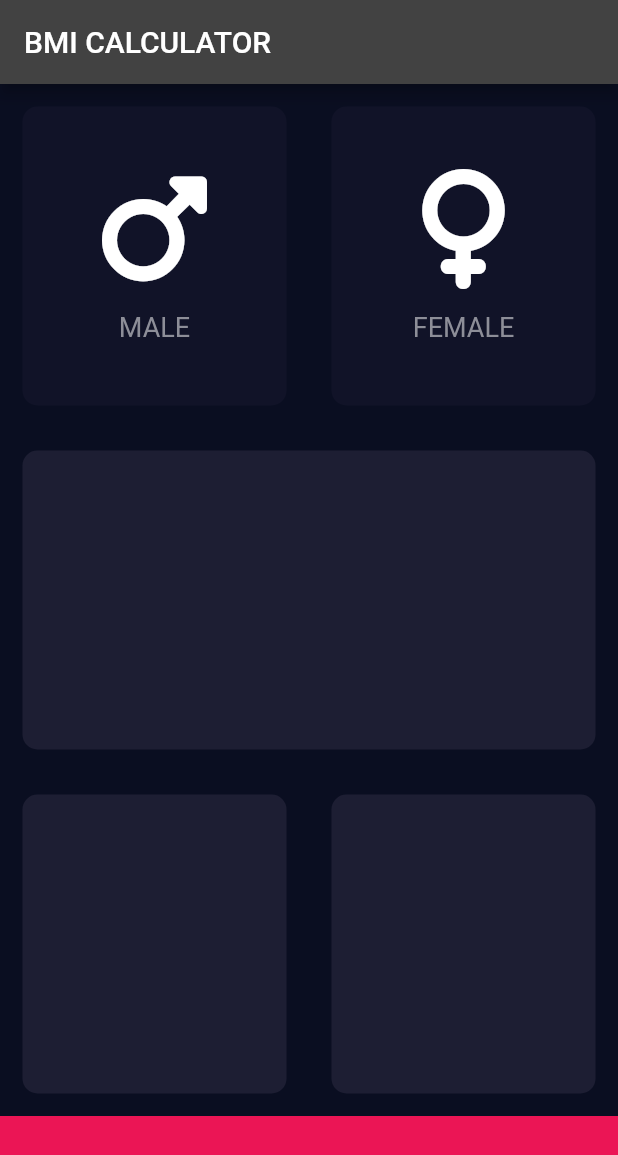
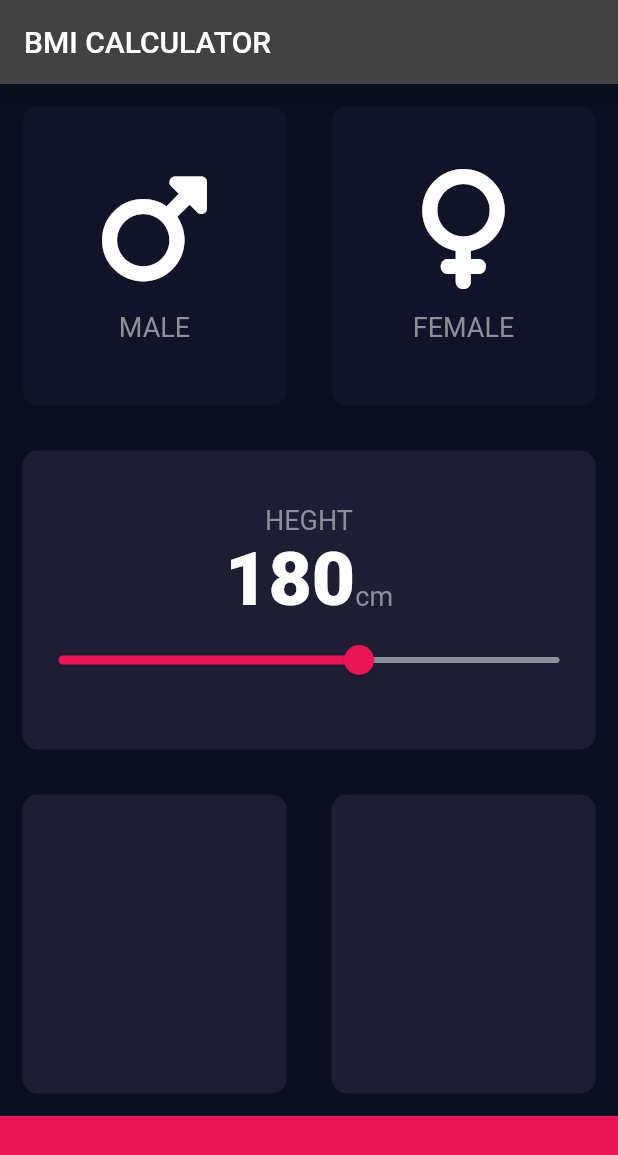
Before and after one commit to inodab/bmi_calculator, a Flutter app: the screen it shows after launch, on a phone screen of 412 x 824 dp. Shown: the top 1155 px of the screen. Run offline on Flutter 3.47's test engine with Material 2 defaults, Android fonts, the phone set to English and light mode, and no system bars; our stand-ins replace font_awesome_flutter.

```diff
--- /dev/null
+++ b/lib/constants.dart
@@ -0,0 +1,16 @@
+import 'package:flutter/material.dart';
+
+const kBottomContainerHeight = 80.0;
+const kActiveCardColor = Color(0xFF1D1E33);
+const kInactiveCardColor = Color(0xFF111328);
+const kBottomContainerColor = Color(0xFFEB1555);
+
+const kLabelTextStyle = TextStyle(
+  fontSize: 18.0,
+  color: Color(0xFF8D8E98),
+);
+
+const kNumberTextStyle = TextStyle(
+  fontSize: 50.0,
+  fontWeight: FontWeight.w900,
+);
--- a/lib/icon_content.dart
+++ b/lib/icon_content.dart
@@ -1,4 +1,5 @@
 import 'package:flutter/material.dart';
+import 'constants.dart';
 
 class IconContent extends StatelessWidget {
   IconContent({required this.icon, required this.label});
@@ -19,12 +20,7 @@ class IconContent extends StatelessWidget {
         ),
         Text(
           label,
-          style: TextStyle(
-            fontSize: 18.0,
-            color: Color(
-              0xFF8D8E98,
-            ),
-          ),
+          style: kLabelTextStyle,
         ),
       ],
     );
--- a/lib/input_page.dart
+++ b/lib/input_page.dart
@@ -2,11 +2,7 @@ import 'package:flutter/material.dart';
 import 'package:font_awesome_flutter/font_awesome_flutter.dart';
 import 'icon_content.dart';
 import 'reusable_card.dart';
-
-const bottomContainerHeight = 80.0;
-const activeCardColor = Color(0xFF1D1E33);
-const inactiveCardColor = Color(0xFF111328);
-const bottomContainerColor = Color(0xFFEB1555);
+import 'constants.dart';
 
 enum Gender {
   male,
@@ -19,10 +15,11 @@ class InputPage extends StatefulWidget {
 }
 
 class _InputPageState extends State<InputPage> {
-  Color maleCardColour = inactiveCardColor;
-  Color femaleCardColour = inactiveCardColor;
+  Color maleCardColour = kInactiveCardColor;
+  Color femaleCardColour = kInactiveCardColor;
 
   Gender? selectedGender;
+  int height = 180;
 
   @override
   Widget build(BuildContext context) {
@@ -31,43 +28,40 @@ class _InputPageState extends State<InputPage> {
         title: Text('BMI CALCULATOR'),
       ),
       body: Column(
+        crossAxisAlignment: CrossAxisAlignment.stretch,
         children: [
           Expanded(
             child: Row(
               children: [
                 Expanded(
-                  child: GestureDetector(
-                    onTap: () {
+                  child: ReusableCard(
+                    onPress: () {
                       setState(() {
                         selectedGender = Gender.male;
                       });
                     },
-                    child: ReusableCard(
                     color: selectedGender == Gender.male
-                          ? activeCardColor
-                          : inactiveCardColor,
+                        ? kActiveCardColor
+                        : kInactiveCardColor,
                     cardChild: IconContent(
                       icon: FontAwesomeIcons.mars,
                       label: 'MALE',
                     ),
                   ),
                 ),
-                ),
                 Expanded(
-                  child: GestureDetector(
-                    onTap: () {
+                  child: ReusableCard(
+                    onPress: () {
                       setState(() {
                         selectedGender = Gender.female;
                       });
                     },
-                    child: ReusableCard(
                     color: selectedGender == Gender.female
-                          ? activeCardColor
-                          : inactiveCardColor,
+                        ? kActiveCardColor
+                        : kInactiveCardColor,
                     cardChild: IconContent(
                       icon: FontAwesomeIcons.venus,
                       label: 'FEMALE',
-                      ),
                     ),
                   ),
                 )
@@ -76,7 +70,44 @@ class _InputPageState extends State<InputPage> {
           ),
           Expanded(
             child: ReusableCard(
-              color: activeCardColor,
+              onPress: () {},
+              color: kActiveCardColor,
+              cardChild: Column(
+                mainAxisAlignment: MainAxisAlignment.center,
+                children: [
+                  Text(
+                    'HEGHT',
+                    style: kLabelTextStyle,
+                  ),
+                  Row(
+                    mainAxisAlignment: MainAxisAlignment.center,
+                    crossAxisAlignment: CrossAxisAlignment.baseline,
+                    textBaseline: TextBaseline.alphabetic,
+                    children: [
+                      Text(
+                        height.toString(),
+                        style: kNumberTextStyle,
+                      ),
+                      Text(
+                        'cm',
+                        style: kLabelTextStyle,
+                      ),
+                    ],
+                  ),
+                  Slider(
+                    value: height.toDouble(),
+                    min: 120,
+                    max: 220,
+                    activeColor: Color(0xFFEB1555),
+                    inactiveColor: Color(0xFF8D8E98),
+                    onChanged: (double newValue) {
+                      setState(() {
+                        height = newValue.round();
+                      });
+                    },
+                  ),
+                ],
+              ),
             ),
           ),
           Expanded(
@@ -84,21 +115,23 @@ class _InputPageState extends State<InputPage> {
               children: [
                 Expanded(
                   child: ReusableCard(
-                    color: activeCardColor,
+                    onPress: () {},
+                    color: kActiveCardColor,
                   ),
                 ),
                 Expanded(
                   child: ReusableCard(
-                    color: activeCardColor,
+                    onPress: () {},
+                    color: kActiveCardColor,
                   ),
                 )
               ],
             ),
           ),
           Container(
-            color: bottomContainerColor,
+            color: kBottomContainerColor,
             width: double.infinity,
-            height: bottomContainerHeight,
+            height: kBottomContainerHeight,
           )
         ],
       ),
--- a/lib/reusable_card.dart
+++ b/lib/reusable_card.dart
@@ -1,18 +1,22 @@
 import 'package:flutter/material.dart';
 
 class ReusableCard extends StatelessWidget {
-  ReusableCard({required this.color, this.cardChild});
+  ReusableCard({required this.color, this.cardChild, required this.onPress});
   final Color color;
   final Widget? cardChild;
+  final Function() onPress;
 
   @override
   Widget build(BuildContext context) {
-    return Container(
-      child: cardChild,
-      margin: EdgeInsets.all(15.0),
-      decoration: BoxDecoration(
-        borderRadius: BorderRadius.circular(10),
-        color: color,
+    return GestureDetector(
+      onTap: onPress,
+      child: Container(
+        child: cardChild,
+        margin: EdgeInsets.all(15.0),
+        decoration: BoxDecoration(
+          borderRadius: BorderRadius.circular(10),
+          color: color,
+        ),
       ),
     );
   }
```
Lines whose indentation alone changed are shown as unchanged.
